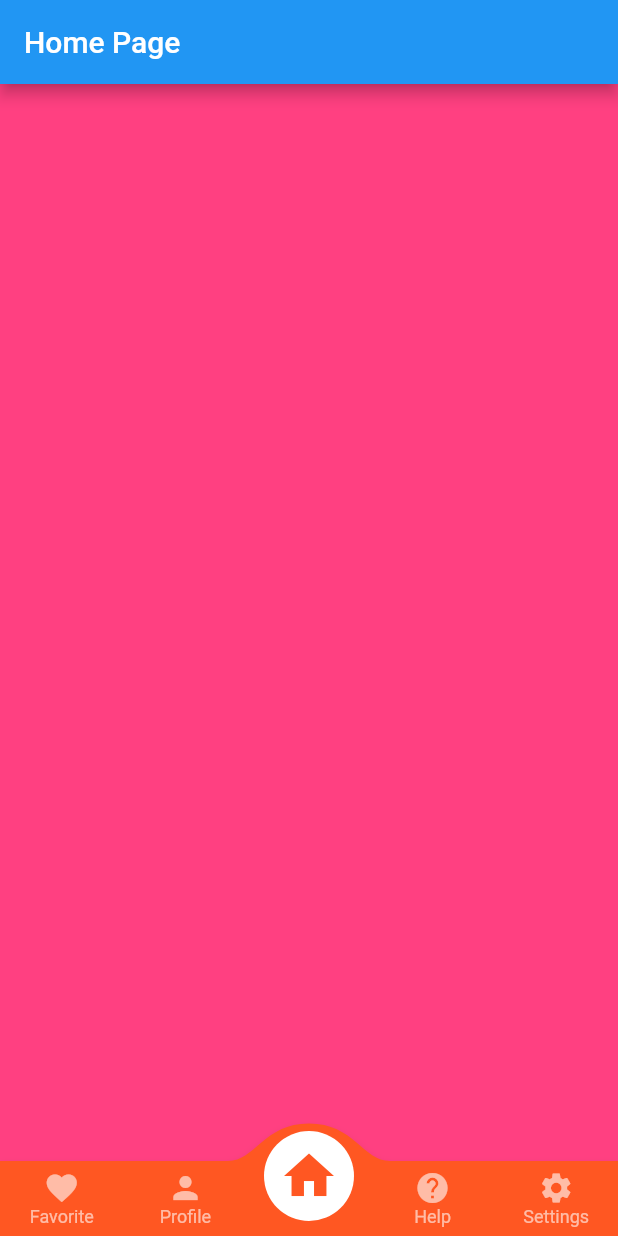
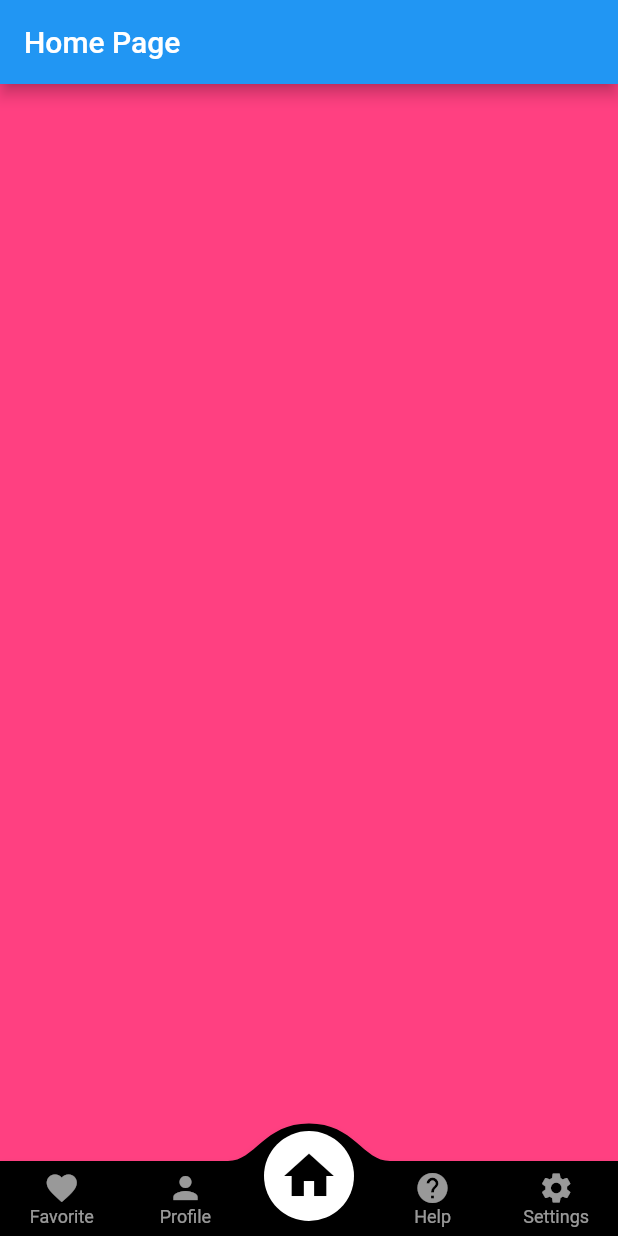
Before and after one commit to workingArea/NavigationBar2, a Flutter app: the screen it shows after launch, on a phone screen of 412 x 824 dp. Run offline on Flutter 3.47's test engine with Material 2 defaults, Android fonts, the phone set to English and light mode, and no system bars; drawn by our look-alikes of convex_bottom_bar.

Commit message:
ilk mesaj

```diff
--- a/lib/bottom_navigation.dart
+++ b/lib/bottom_navigation.dart
@@ -29,7 +29,7 @@ class _BotNavState extends State<BotNav> {
 
       bottomNavigationBar: ConvexAppBar(
         style: TabStyle.fixedCircle,
-        backgroundColor: Colors.deepOrange,
+        backgroundColor: Colors.black,
         items: [
 
           TabItem(icon: Icons.favorite, title: "Favorite"),
```
